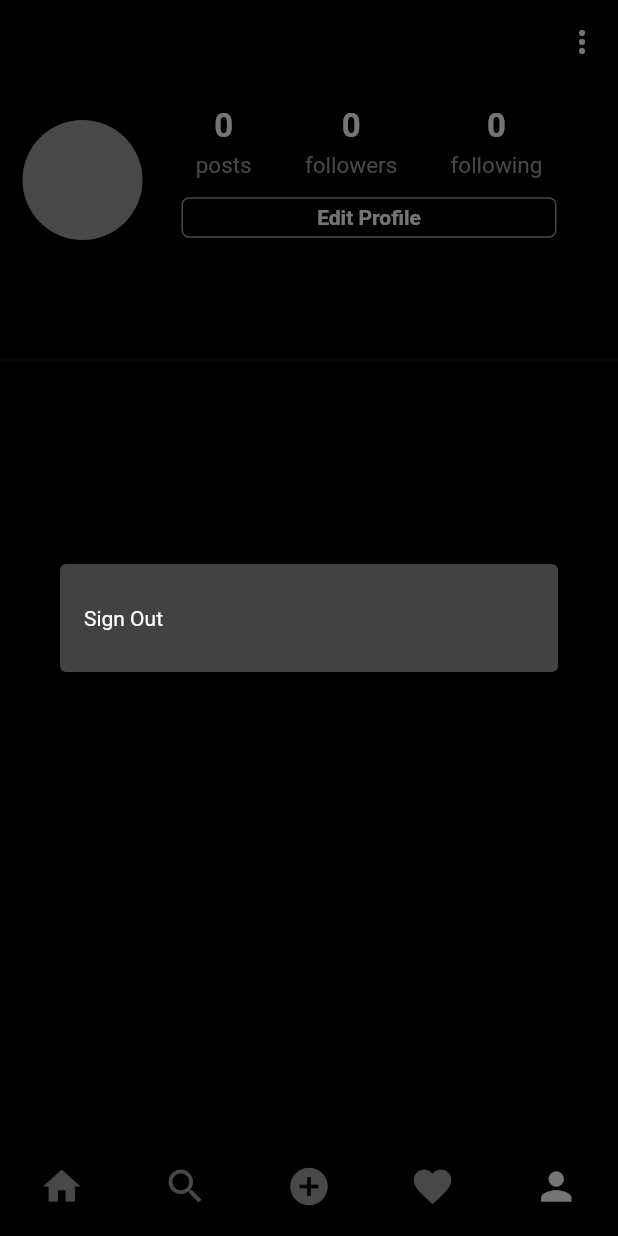
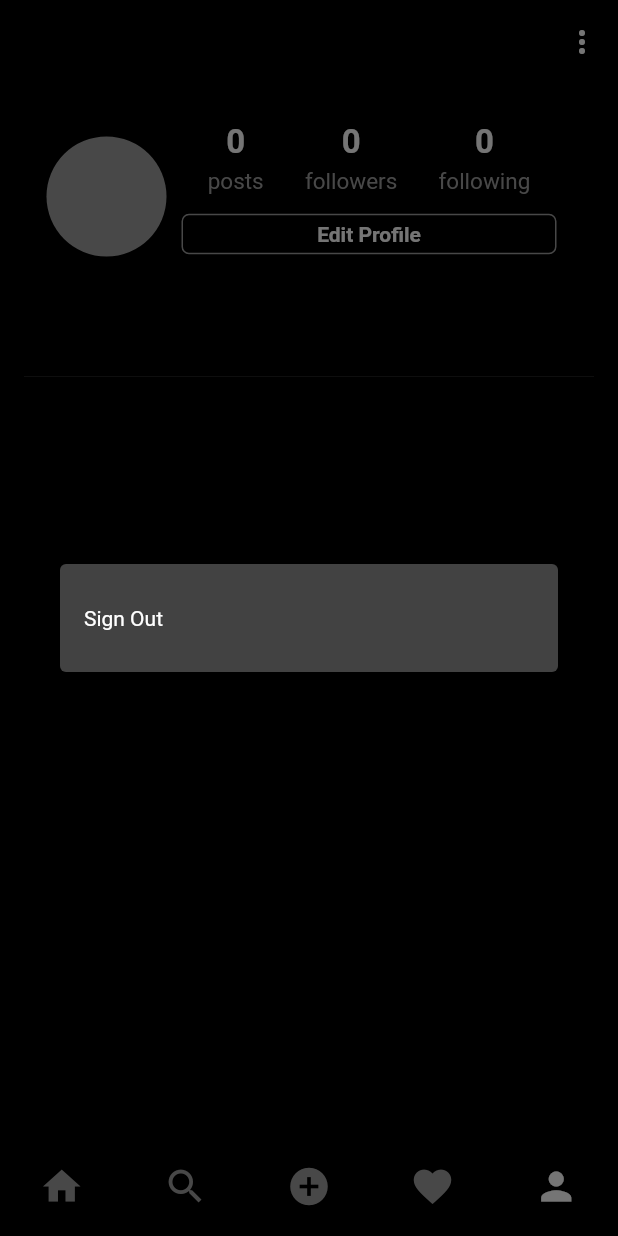
Before and after one commit to Tolulope05/teegram, a Flutter app: the screen it shows once a user with an empty profile is signed in, item 5 of the bottom bar chosen, after a tap on the "more vert" icon, on a phone screen of 412 x 824 dp. Run offline on Flutter 3.47's test engine with Material 2 defaults, Android fonts, the phone set to English and light mode, and no system bars; our stand-ins replace cloud_firestore, firebase_auth, firebase_core, firebase_storage, flutter_svg, image_picker; missing offline and left inert: staggered_grid_view_flutter; accounts and stored records are empty; network calls fail.

Commit message:
media query for webview

```diff
--- a/lib/screens/feed_screen.dart
+++ b/lib/screens/feed_screen.dart
@@ -1,6 +1,7 @@
 import 'package:cloud_firestore/cloud_firestore.dart';
 import 'package:flutter/material.dart';
 import 'package:flutter_svg/flutter_svg.dart';
+import 'package:teegram/utils/global_variables.dart';
 
 import '../widgets/post_card.dart';
 
@@ -11,9 +12,14 @@ class FeedScreen extends StatelessWidget {
 
   @override
   Widget build(BuildContext context) {
+    final width = MediaQuery.of(context).size.width;
     return Scaffold(
-      appBar: AppBar(
-        backgroundColor: mobileBackgroundColor,
+      appBar: width > webScreenSize
+          ? null
+          : AppBar(
+              backgroundColor: width > webScreenSize
+                  ? webBackgroundColor
+                  : mobileBackgroundColor,
               // centerTitle: false,
               title: SvgPicture.asset(
                 'assets/ic_instagram.svg',
--- a/lib/screens/profile_screen.dart
+++ b/lib/screens/profile_screen.dart
@@ -5,6 +5,7 @@ import 'package:flutter/material.dart';
 import '../resources/auth_methods.dart';
 import '../resources/firestore_methods.dart';
 import '../utils/colors.dart';
+import '../utils/global_variables.dart';
 import '../utils/utils.dart';
 import '../widgets/follow_button.dart';
 import 'login_screen.dart';
@@ -62,6 +63,7 @@ class _ProfileScreenState extends State<ProfileScreen> {
 
   @override
   Widget build(BuildContext context) {
+    final width = MediaQuery.of(context).size.width;
     return isLoading
         ? const Center(
             child: CircularProgressIndicator(),
@@ -107,7 +109,20 @@ class _ProfileScreenState extends State<ProfileScreen> {
                 ),
               ],
             ),
-            body: ListView(
+            body: Container(
+              decoration: BoxDecoration(
+                border: Border.all(
+                  color: width > webScreenSize
+                      ? secondaryColor
+                      : mobileBackgroundColor,
+                ),
+                color: mobileBackgroundColor,
+              ),
+              padding: const EdgeInsets.symmetric(vertical: 10),
+              margin: width > webScreenSize
+                  ? EdgeInsets.symmetric(horizontal: width * 0.3, vertical: 5)
+                  : const EdgeInsets.symmetric(horizontal: 15, vertical: 0),
+              child: ListView(
                 children: [
                   Padding(
                     padding: const EdgeInsets.all(15.0),
@@ -259,6 +274,7 @@ class _ProfileScreenState extends State<ProfileScreen> {
                   ),
                 ],
               ),
+            ),
           );
   }
 
```
Also changed, not shown: lib/screens/search_screen.dart (+13 -5 lines), lib/screens/signup_screen.dart (+6 -1 lines), lib/widgets/post_card.dart (+16 -2 lines). Lines whose indentation alone changed are shown as unchanged.
